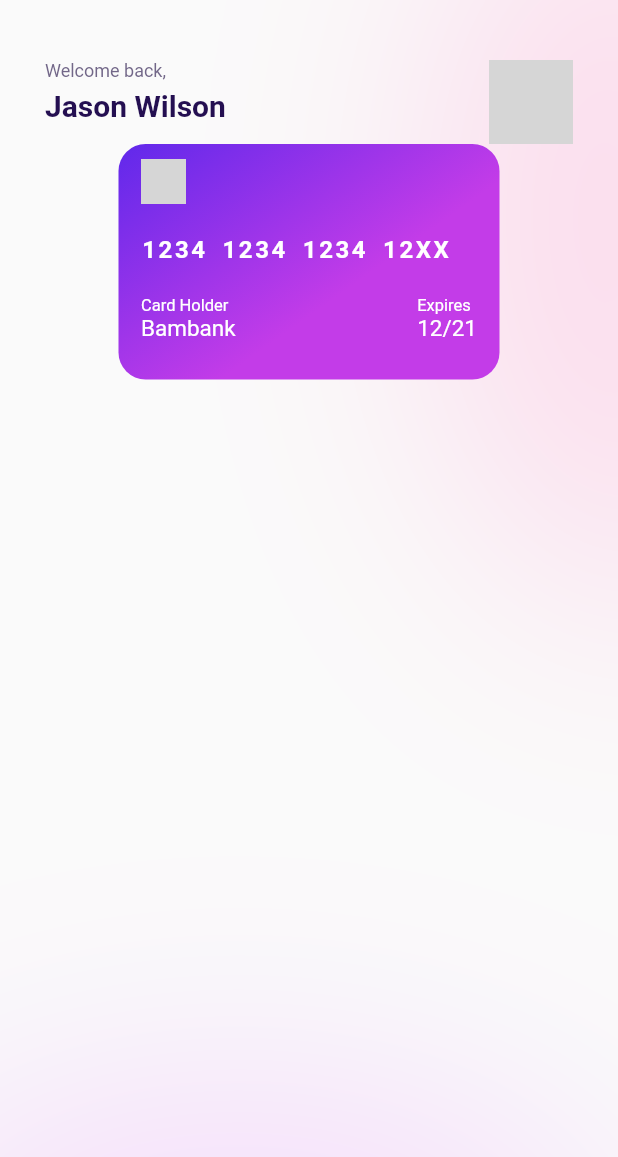
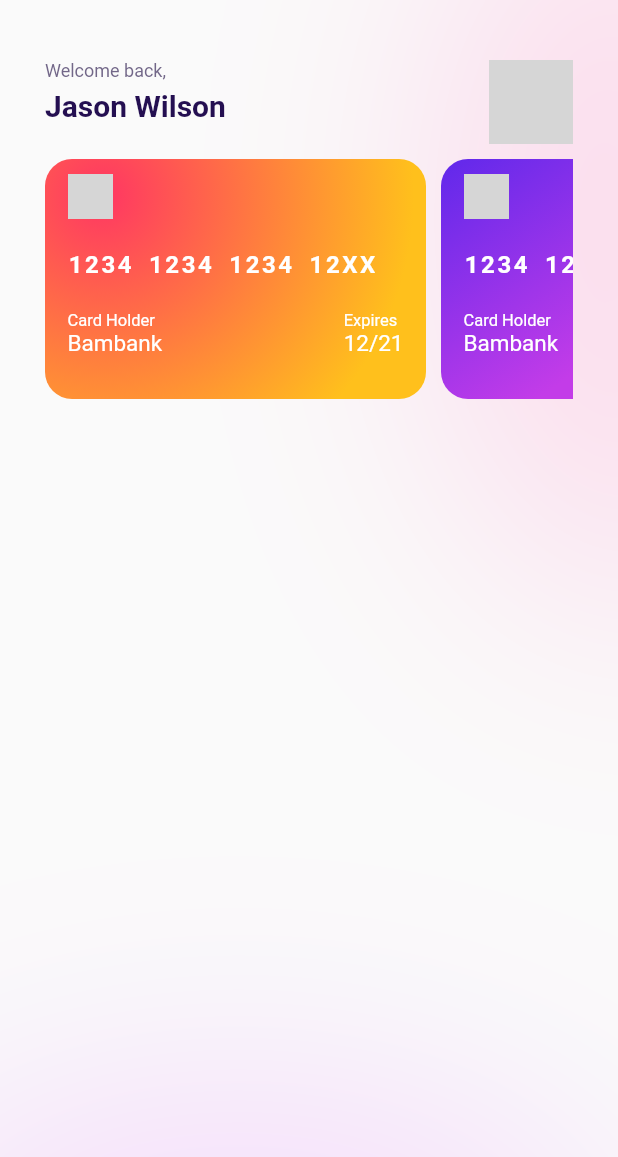
Before and after one commit to nothing628/letify, a Flutter app: the screen it shows after launch, on a phone screen of 412 x 824 dp. Shown: the top 1157 px of the screen. Run offline on Flutter 3.47's test engine with Material 2 defaults, Android fonts, the phone set to English and light mode, and no system bars; grey boxes are pictures that could not be loaded.

Commit message:
add horizontal credit card list

```diff
--- /dev/null
+++ b/lib/helper/scroll_controller.dart
@@ -0,0 +1,12 @@
+import 'package:flutter/material.dart';
+import 'package:flutter/gestures.dart';
+
+class MyCustomScrollBehavior extends MaterialScrollBehavior {
+  // Override behavior methods and getters like dragDevices
+  @override
+  Set<PointerDeviceKind> get dragDevices => {
+        PointerDeviceKind.touch,
+        PointerDeviceKind.mouse,
+        // etc.
+      };
+}
--- a/lib/main.dart
+++ b/lib/main.dart
@@ -6,6 +6,7 @@ import './screen/product_tour_second.dart';
 import './screen/product_tour_third.dart';
 import './screen/login_screen.dart';
 import './screen/register_screen.dart';
+import './helper/scroll_controller.dart';
 
 void main() {
   runApp(const MyApp());
@@ -19,6 +20,7 @@ class MyApp extends StatelessWidget {
     return MaterialApp(
       title: 'Flutter Demo',
       debugShowCheckedModeBanner: false,
+      scrollBehavior: MyCustomScrollBehavior(),
       theme: ThemeData(
         primarySwatch: Colors.purple,
       ),
--- a/lib/screen/home_screen.dart
+++ b/lib/screen/home_screen.dart
@@ -47,12 +47,32 @@ class HomeScreen extends StatelessWidget {
                   )
                 ],
               ),
-              const CreditCard(
-                cardExpired: '12/21',
-                cardHolder: 'Bambank',
-                cardNumber: '1234123412341234',
-                style: CreditCardStyles.style2,
-                type: CreditCardTypes.visa,
+              const SizedBox(
+                width: double.maxFinite,
+                height: 10,
+              ),
+              SizedBox(
+                width: double.maxFinite,
+                height: 160,
+                child: ListView(
+                  scrollDirection: Axis.horizontal,
+                  children: const [
+                    CreditCard(
+                      cardExpired: '12/21',
+                      cardHolder: 'Bambank',
+                      cardNumber: '1234123412341234',
+                      style: CreditCardStyles.style1,
+                      type: CreditCardTypes.mastercard,
+                    ),
+                    CreditCard(
+                      cardExpired: '12/21',
+                      cardHolder: 'Bambank',
+                      cardNumber: '1234123412341234',
+                      style: CreditCardStyles.style2,
+                      type: CreditCardTypes.visa,
+                    )
+                  ],
+                ),
               )
             ],
           ),
--- /dev/null
+++ b/lib/widgets/add_credit_card_button.dart
@@ -0,0 +1,10 @@
+import 'package:flutter/material.dart';
+
+class AddCreditCardButton extends StatelessWidget {
+  const AddCreditCardButton({Key? key}) : super(key: key);
+
+  @override
+  Widget build(BuildContext context) {
+    return Container();
+  }
+}
--- a/lib/widgets/credit_card.dart
+++ b/lib/widgets/credit_card.dart
@@ -51,7 +51,9 @@ class CreditCard extends StatelessWidget {
     var cardNumberSegment3 = cardNumber.substring(8, 12);
     var cardNumberSegment4 = cardNumber.substring(12, 14) + 'XX';
 
-    return Container(
+    return Padding(
+      padding: const EdgeInsets.only(right: 10),
+      child: Container(
         width: 254,
         height: 157,
         decoration: BoxDecoration(
@@ -118,6 +120,7 @@ class CreditCard extends StatelessWidget {
             ],
           ),
         ),
+      ),
     );
   }
 }
```
Lines whose indentation alone changed are shown as unchanged.
